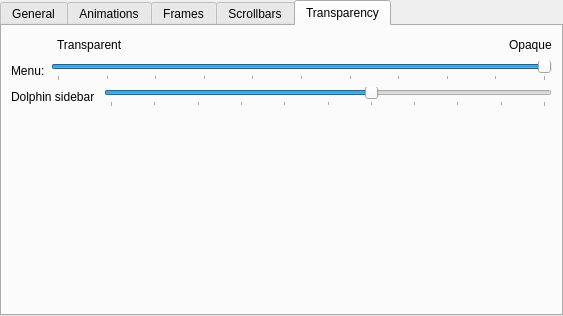
Qt form kstyle/config/ui/lightlystyleconfig.ui (Luwx/Lightly) before a commit.
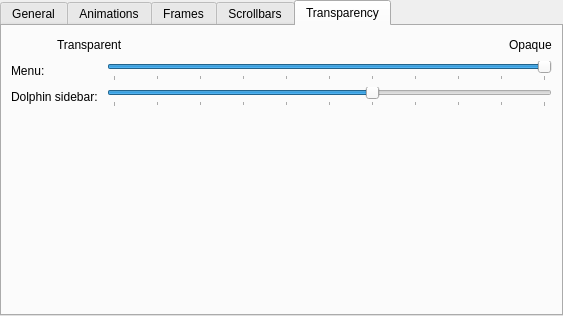
The same form after that commit. The open tabs and pages were chosen to show the change.

The edit to the form file:
```diff
--- a/kstyle/config/ui/lightlystyleconfig.ui
+++ b/kstyle/config/ui/lightlystyleconfig.ui
@@ -419,67 +419,6 @@
        <string>Transparency</string>
       </attribute>
       <layout class="QGridLayout" name="gridLayout_2">
-       <item row="9" column="0" colspan="2">
-        <spacer name="horizontalSpacer_4">
-         <property name="orientation">
-          <enum>Qt::Horizontal</enum>
-         </property>
-         <property name="sizeType">
-          <enum>QSizePolicy::Preferred</enum>
-         </property>
-         <property name="sizeHint" stdset="0">
-          <size>
-           <width>542</width>
-           <height>20</height>
-          </size>
-         </property>
-        </spacer>
-       </item>
-       <item row="7" column="0" colspan="2">
-        <layout class="QHBoxLayout" name="horizontalLayout">
-         <item>
-          <widget class="QLabel" name="_menuGroupDescription">
-           <property name="text">
-            <string>Menu:</string>
-           </property>
-          </widget>
-         </item>
-         <item>
-          <widget class="QSlider" name="_menuOpacity">
-           <property name="minimum">
-            <number>0</number>
-           </property>
-           <property name="maximum">
-            <number>100</number>
-           </property>
-           <property name="singleStep">
-            <number>1</number>
-           </property>
-           <property name="pageStep">
-            <number>10</number>
-           </property>
-           <property name="value">
-            <number>100</number>
-           </property>
-           <property name="orientation">
-            <enum>Qt::Horizontal</enum>
-           </property>
-           <property name="invertedAppearance">
-            <bool>false</bool>
-           </property>
-           <property name="invertedControls">
-            <bool>false</bool>
-           </property>
-           <property name="tickPosition">
-            <enum>QSlider::TicksBelow</enum>
-           </property>
-           <property name="tickInterval">
-            <number>10</number>
-           </property>
-          </widget>
-         </item>
-        </layout>
-       </item>
        <item row="1" column="1">
         <layout class="QHBoxLayout" name="horizontalLayout_2">
          <item>
@@ -517,6 +456,19 @@
          </item>
         </layout>
        </item>
+       <item row="9" column="1">
+        <spacer name="verticalSpacer_5">
+         <property name="orientation">
+          <enum>Qt::Vertical</enum>
+         </property>
+         <property name="sizeHint" stdset="0">
+          <size>
+           <width>20</width>
+           <height>40</height>
+          </size>
+         </property>
+        </spacer>
+       </item>
        <item row="1" column="0">
         <spacer name="horizontalSpacer_5">
          <property name="orientation">
@@ -533,29 +485,76 @@
          </property>
         </spacer>
        </item>
-       <item row="10" column="1">
-        <spacer name="verticalSpacer_5">
-         <property name="orientation">
-          <enum>Qt::Vertical</enum>
-         </property>
-         <property name="sizeHint" stdset="0">
-          <size>
-           <width>20</width>
-           <height>40</height>
-          </size>
-         </property>
-        </spacer>
-       </item>
        <item row="8" column="0" colspan="2">
-        <layout class="QHBoxLayout" name="horizontalLayout_3">
-         <item>
+        <spacer name="horizontalSpacer_4">
+         <property name="orientation">
+          <enum>Qt::Horizontal</enum>
+         </property>
+         <property name="sizeType">
+          <enum>QSizePolicy::Preferred</enum>
+         </property>
+         <property name="sizeHint" stdset="0">
+          <size>
+           <width>542</width>
+           <height>20</height>
+          </size>
+         </property>
+        </spacer>
+       </item>
+       <item row="7" column="0" colspan="2">
+        <layout class="QFormLayout" name="formLayout">
+         <property name="topMargin">
+          <number>0</number>
+         </property>
+         <item row="0" column="0">
+          <widget class="QLabel" name="_menuGroupDescription">
+           <property name="text">
+            <string>Menu:</string>
+           </property>
+          </widget>
+         </item>
+         <item row="0" column="1">
+          <widget class="QSlider" name="_menuOpacity">
+           <property name="minimum">
+            <number>0</number>
+           </property>
+           <property name="maximum">
+            <number>100</number>
+           </property>
+           <property name="singleStep">
+            <number>1</number>
+           </property>
+           <property name="pageStep">
+            <number>10</number>
+           </property>
+           <property name="value">
+            <number>100</number>
+           </property>
+           <property name="orientation">
+            <enum>Qt::Horizontal</enum>
+           </property>
+           <property name="invertedAppearance">
+            <bool>false</bool>
+           </property>
+           <property name="invertedControls">
+            <bool>false</bool>
+           </property>
+           <property name="tickPosition">
+            <enum>QSlider::TicksBelow</enum>
+           </property>
+           <property name="tickInterval">
+            <number>10</number>
+           </property>
+          </widget>
+         </item>
+         <item row="1" column="0">
           <widget class="QLabel" name="label">
            <property name="text">
-            <string>Dolphin sidebar </string>
+            <string>Dolphin sidebar: </string>
            </property>
           </widget>
          </item>
-         <item>
+         <item row="1" column="1">
           <widget class="QSlider" name="_sidebarOpacity">
            <property name="maximum">
             <number>100</number>
```
Left out of the diff: 2 changed lines with no effect on the pictures.
